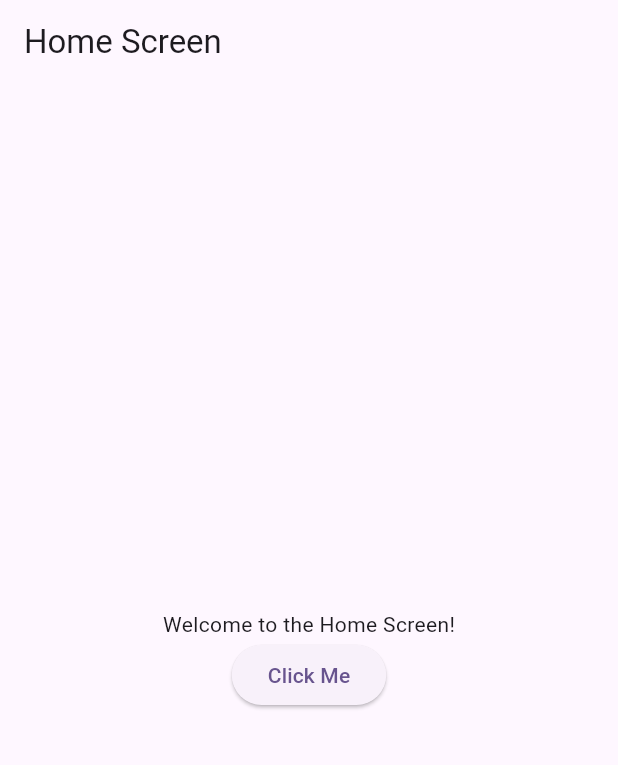
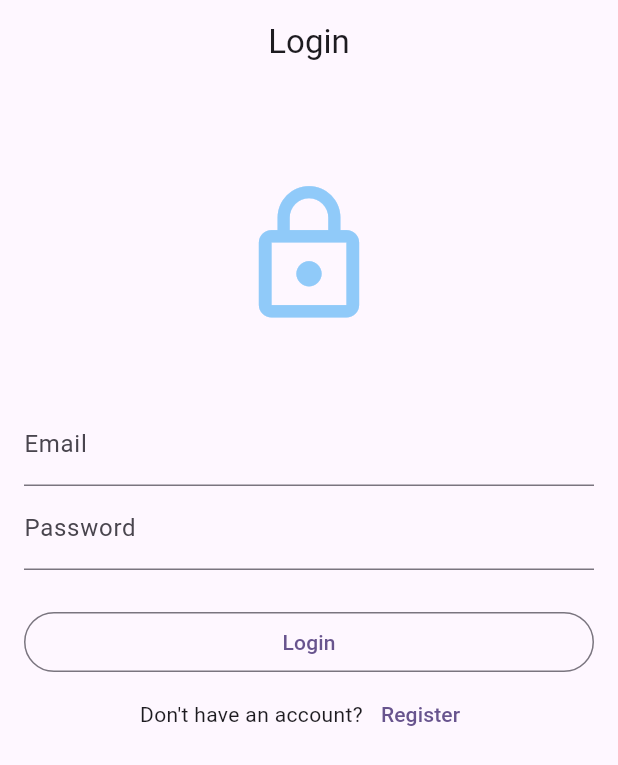
Before and after one commit to Djuanzz/ppb-firebase-notification, a Flutter app: the screen it shows after launch, on a phone screen of 412 x 824 dp. Shown: the top 765 px of the screen. Run offline on Flutter 3.47's test engine with Material 3 defaults, Android fonts, the phone set to English and light mode, and no system bars; our stand-ins replace firebase_auth, firebase_core; accounts and stored records are empty.

Commit message:
feat: login register

```diff
--- a/lib/main.dart
+++ b/lib/main.dart
@@ -2,6 +2,8 @@ import 'package:firebase_core/firebase_core.dart';
 import 'package:flutter/material.dart';
 import 'package:notification_firebase/firebase_options.dart';
 import 'package:notification_firebase/screens/home.screen.dart';
+import 'package:notification_firebase/screens/login.screen.dart';
+import 'package:notification_firebase/screens/register.screen.dart';
 
 void main() async {
   WidgetsFlutterBinding.ensureInitialized();
@@ -19,7 +21,12 @@ class MyApp extends StatelessWidget {
       theme: ThemeData(
         colorScheme: ColorScheme.fromSeed(seedColor: Colors.deepPurple),
       ),
-      home: HomeScreen(),
+      initialRoute: "login",
+      routes: {
+        "login": (context) => const LoginScreen(),
+        "home": (context) => const HomeScreen(),
+        "register": (context) => const RegisterScreen(),
+      },
     );
   }
 }
--- /dev/null
+++ b/lib/screens/login.screen.dart
@@ -0,0 +1,101 @@
+import 'package:firebase_auth/firebase_auth.dart';
+import 'package:flutter/material.dart';
+
+class LoginScreen extends StatefulWidget {
+  const LoginScreen({super.key});
+
+  @override
+  State<LoginScreen> createState() => _LoginScreenState();
+}
+
+class _LoginScreenState extends State<LoginScreen> {
+  final _emailController = TextEditingController();
+  final _passwordController = TextEditingController();
+
+  bool _isLoading = false;
+  String _errorCode = "";
+
+  void navigateRegister() {
+    if (!context.mounted) return;
+    Navigator.pushReplacementNamed(context, 'register');
+  }
+
+  void navigateHome() {
+    if (!context.mounted) return;
+    Navigator.pushReplacementNamed(context, 'home');
+  }
+
+  void signIn() async {
+    setState(() {
+      _isLoading = true;
+      _errorCode = "";
+    });
+
+    try {
+      await FirebaseAuth.instance.signInWithEmailAndPassword(
+        email: _emailController.text,
+        password: _passwordController.text,
+      );
+      navigateHome();
+    } on FirebaseAuthException catch (e) {
+      setState(() {
+        _errorCode = e.code;
+      });
+    }
+
+    setState(() {
+      _isLoading = false;
+    });
+  }
+
+  @override
+  Widget build(BuildContext context) {
+    return Scaffold(
+      appBar: AppBar(title: const Text('Login'), centerTitle: true),
+      body: Padding(
+        padding: const EdgeInsets.all(16.0),
+        child: Center(
+          child: ListView(
+            children: [
+              const SizedBox(height: 48),
+              Icon(Icons.lock_outline, size: 100, color: Colors.blue[200]),
+              const SizedBox(height: 48),
+              TextField(
+                controller: _emailController,
+                decoration: const InputDecoration(label: Text('Email')),
+              ),
+              TextField(
+                controller: _passwordController,
+                obscureText: true,
+                decoration: const InputDecoration(label: Text('Password')),
+              ),
+              const SizedBox(height: 24),
+              _errorCode != ""
+                  ? Column(
+                    children: [Text(_errorCode), const SizedBox(height: 24)],
+                  )
+                  : const SizedBox(height: 0),
+              OutlinedButton(
+                onPressed: signIn,
+                child:
+                    _isLoading
+                        ? const CircularProgressIndicator()
+                        : const Text('Login'),
+              ),
+              Row(
+                mainAxisAlignment: MainAxisAlignment.center,
+                children: [
+                  const Text('Don\'t have an account?'),
+                  TextButton(
+                    onPressed: navigateRegister,
+                    child: const Text('Register'),
+                  ),
+                ],
+              ),
+            ],
+          ),
+        ),
+      ),
+    );
+  }
+}
--- a/pubspec.yaml
+++ b/pubspec.yaml
@@ -2,7 +2,7 @@ name: notification_firebase
 description: "A new Flutter project."
 # The following line prevents the package from being accidentally published to
 # pub.dev using `flutter pub publish`. This is preferred for private packages.
-publish_to: 'none' # Remove this line if you wish to publish to pub.dev
+publish_to: "none" # Remove this line if you wish to publish to pub.dev
 
 # The following defines the version and build number for your application.
 # A version number is three numbers separated by dots, like 1.2.43
@@ -36,6 +36,7 @@ dependencies:
   cupertino_icons: ^1.0.8
   firebase_core: ^3.13.0
   cloud_firestore: ^5.6.7
+  firebase_auth: ^5.5.3
 
 dev_dependencies:
   flutter_test:
@@ -53,7 +54,6 @@ dev_dependencies:
 
 # The following section is specific to Flutter packages.
 flutter:
-
   # The following line ensures that the Material Icons font is
   # included with your application, so that you can use the icons in
   # the material Icons class.
```
Also changed, not shown: lib/screens/register.screen.dart (added, +101 -0 lines), pubspec.lock, 1 other file.
